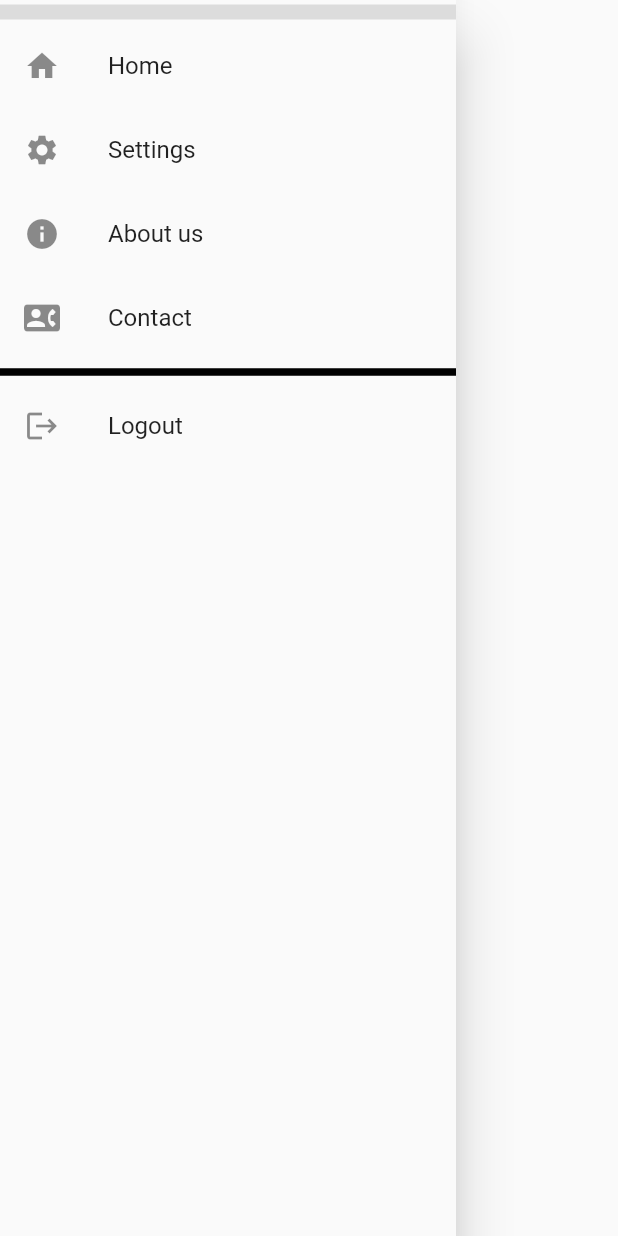
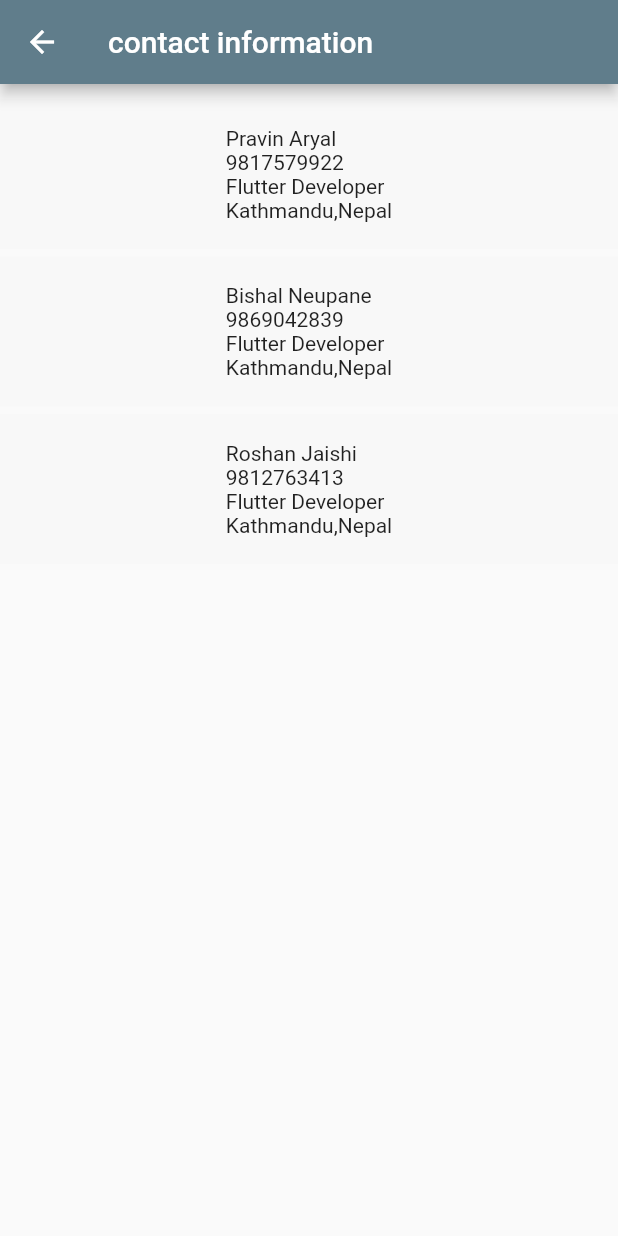
Before and after one commit to arypravin10/traffic_app, a Flutter app: the My_drawer widget shown alone on an empty page, opened directly, after a tap on "Contact", on a phone screen of 412 x 824 dp. Run offline on Flutter 3.47's test engine with Material 2 defaults, Android fonts, the phone set to English and light mode, and no system bars; our stand-ins replace carousel_slider, cloud_firestore, dio, firebase_auth, firebase_core, flutter_dotenv and 4 more; missing offline and left inert: email_auth, external_app_launcher, flutter_mapbox_navigation, mapbox_gl; accounts and stored records are empty.

Commit message:
adding after some changes

```diff
--- a/lib/drawer.dart
+++ b/lib/drawer.dart
@@ -1,5 +1,6 @@
 import 'package:flutter/material.dart';
 import 'package:traffic_simulator/LoginScreen.dart';
+import 'package:traffic_simulator/homescreen.dart';
 
 
 class My_drawer extends StatefulWidget {
@@ -15,11 +16,20 @@ class _My_drawerState extends State<My_drawer> {
     return Drawer(
         child: ListView(children: [
 
-          Divider(thickness: 10,),
+UserAccountsDrawerHeader(accountName: Text('YATRA'), accountEmail: Text('yatra@gmail.com'),
+currentAccountPicture: CircleAvatar(child: ClipOval(
+  child: Image.asset('assets/everest.jpg',width: 80,height: 80,fit: BoxFit.cover,),
+),),
+decoration: BoxDecoration(
+  image: DecorationImage(image: AssetImage('assets/nepal.jpg'),fit: BoxFit.cover)
+),
+),
 
 
           ListTile(
-            onTap: (){},
+            onTap: (){
+              homepage();
+            },
             leading: Icon(Icons.home,),
             title: Text('Home'),),
 
@@ -34,11 +44,15 @@ class _My_drawerState extends State<My_drawer> {
             title: Text('About us'),),
 
              ListTile(
-            onTap: (){},
+            onTap: (){
+
+Navigator.push(context, MaterialPageRoute(builder: (context) => contactpage(),));
+
+            },
             leading: Icon(Icons.contact_phone),
             title: Text('Contact'),),
 
-            Divider(thickness: 5,color: Colors.black,),
+            Divider(thickness: 4,color: Colors.black,),
 
              ListTile(
             onTap: () async{
@@ -54,3 +68,52 @@ class _My_drawerState extends State<My_drawer> {
     );
   }
 }
+
+//  for contact page
+
+class contactpage extends StatelessWidget {
+  const contactpage({ Key? key }) : super(key: key);
+
+  @override
+  Widget build(BuildContext context) {
+    return Scaffold(
+      appBar: AppBar(title: Text("contact information"),),
+
+      body: Container(
+        child: Center(
+          child:
+        Column(
+          children: [
+            SizedBox(
+              height: 10,
+            ),
+              Container(
+                  height: 100,
+                color: Color.fromARGB(255, 248, 248, 248),
+
+                      child:Center( child:Text('Pravin Aryal \n9817579922 \nFlutter Developer\nKathmandu,Nepal'),)),
+
+                      SizedBox(height: 5,),
+
+                        Container(
+                  height: 100,
+                color: Color.fromARGB(255, 248, 248, 248),
+
+                      child:Center( child:Text('Bishal Neupane \n9869042839 \nFlutter Developer\nKathmandu,Nepal'),)),
+
+                      SizedBox(height: 5,),
+
+                        Container(
+                  height: 100,
+                color: Color.fromARGB(255, 248, 248, 248),
+
+                      child:Center( child:Text('Roshan Jaishi \n9812763413 \nFlutter Developer\nKathmandu,Nepal'),)),
+
+          ],
+        ),
+        ),
+      ),
+
+    );
+  }
+}
--- a/pubspec.yaml
+++ b/pubspec.yaml
@@ -77,7 +77,7 @@ dev_dependencies:
   flutter_launcher_icons: ^0.9.2
   dotenv: ^4.0.1
   flutter_native_splash: ^2.1.6
-
+  external_app_launcher: ^2.0.2
 flutter_native_splash:
   color: "#3F51B5"
 
```
Also changed, not shown: lib/homescreen.dart (+34 -11 lines), pubspec.lock.
